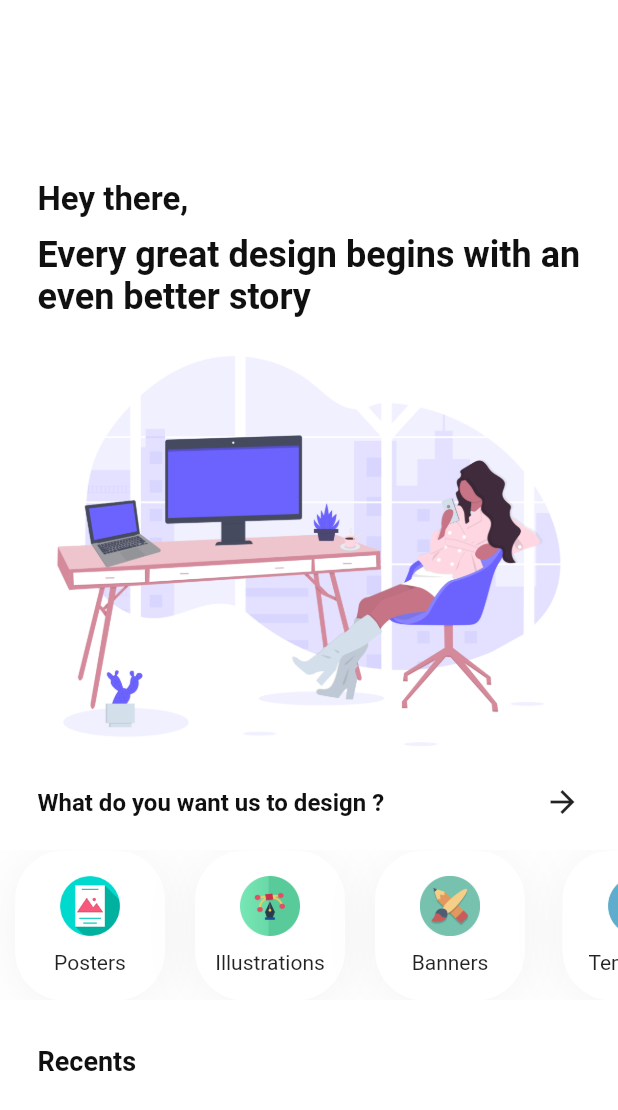
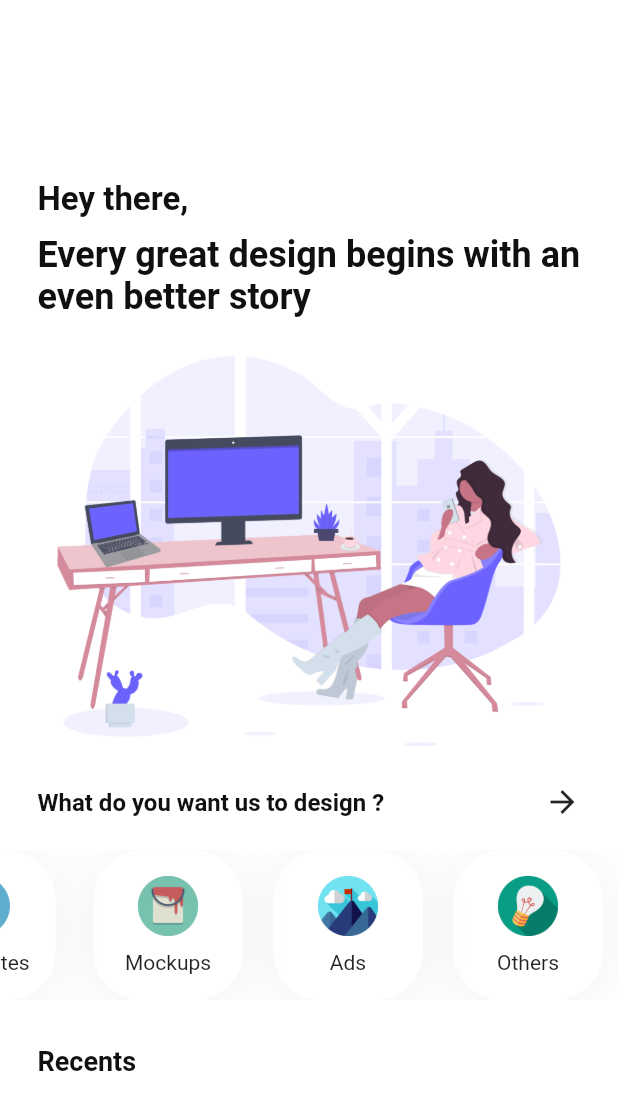
Before and after one commit to madhavanmaddy/portfolio_app, a Flutter app: the MyDesignPage1 screen opened directly, on a phone screen of 412 x 824 dp. Shown: the top 1110 px of the screen. Run offline on Flutter 3.47's test engine with Material 2 defaults, Android fonts, the phone set to English and light mode, and no system bars; our stand-ins replace cloud_firestore; accounts and stored records are empty; Roboto replaces fonts that are missing (Circular Air).

Commit message:
Auto scrolling added to designpage

```diff
--- a/lib/homepage.dart
+++ b/lib/homepage.dart
@@ -102,7 +102,7 @@
               GestureDetector(
                 onTap: () {
                   Navigator.push(context,
-                      MaterialPageRoute(builder: (context) => MyApp1()));
+                      MaterialPageRoute(builder: (context) => formpage()));
                 },
                 child: ListTile(
                   title: Row(
--- a/lib/pages/designpage.dart
+++ b/lib/pages/designpage.dart
@@ -1,5 +1,6 @@
 import 'package:flutter/material.dart';
 import 'package:portfolio/main.dart';
+import 'package:portfolio/pages/formpage.dart';
 
 class MyApp1 extends StatelessWidget {
   // This widget is the root of your application.
@@ -24,6 +25,8 @@
 }
 
 class _MyHomePageState extends State<MyDesignPage1> {
+  ScrollController _scrollController = new ScrollController();
+   List<Widget> _messages = <Widget>[new Text('hello'), new Text('world')];
   @override
   Widget build(BuildContext context) {
     return Scaffold(
@@ -74,16 +77,33 @@
                     ),
                   ),
                 ),
-                Padding(
-                  padding: const EdgeInsets.symmetric(horizontal: 25),
-                  child: Icon(Icons.arrow_forward),
+                GestureDetector(
+                  onTap: () {
+                    setState(() {
+            _messages.insert(5, new Text("message ${_messages.length}"));
+          });
+          _scrollController.animateTo(
+            5,
+            curve: Curves.decelerate,
+            duration: const Duration(milliseconds: 300),
+          );
+                  },
+                  child: Padding(
+                    padding: const EdgeInsets.symmetric(horizontal: 25),
+                    child: Icon(Icons.arrow_forward),
+                  ),
                 ),
+
               ],
             ),
             Container(
               margin: EdgeInsets.symmetric(vertical: 20.0),
               height: 100.0,
               child: ListView(
+                controller: _scrollController,
+
+                reverse: true,
+                // shrinkWrap: true,
                 scrollDirection: Axis.horizontal,
                 children: <Widget>[
                   SizedBox(width: 10),
@@ -105,14 +125,14 @@
                       mainAxisAlignment: MainAxisAlignment.center,
                       children: <Widget>[
                         Image.asset(
-                          'assets/images/poster.png',
+                          'assets/images/others.png',
                           height: 40,
                           width: 40,
                         ),
                         SizedBox(
                           height: 10,
                         ),
-                        Text('Posters'),
+                        Text('Others'),
                       ],
                     ),
                   ),
@@ -135,14 +155,14 @@
                       mainAxisAlignment: MainAxisAlignment.center,
                       children: <Widget>[
                         Image.asset(
-                          'assets/images/illustration.png',
+                          'assets/images/ads.png',
                           height: 40,
                           width: 40,
                         ),
                         SizedBox(
                           height: 10,
                         ),
-                        Text('Illustrations'),
+                        Text('Ads'),
                       ],
                     ),
                   ),
@@ -165,14 +185,14 @@
                       mainAxisAlignment: MainAxisAlignment.center,
                       children: <Widget>[
                         Image.asset(
-                          'assets/images/Banner.png',
+                          'assets/images/mockups.png',
                           height: 40,
                           width: 40,
                         ),
                         SizedBox(
                           height: 10,
                         ),
-                        Text('Banners'),
+                        Text('Mockups'),
                       ],
                     ),
                   ),
@@ -225,14 +245,14 @@
                       mainAxisAlignment: MainAxisAlignment.center,
                       children: <Widget>[
                         Image.asset(
-                          'assets/images/mockups.png',
+                          'assets/images/Banner.png',
                           height: 40,
                           width: 40,
                         ),
                         SizedBox(
                           height: 10,
                         ),
-                        Text('Mockups'),
+                        Text('Banners'),
                       ],
                     ),
                   ),
@@ -255,14 +275,14 @@
                       mainAxisAlignment: MainAxisAlignment.center,
                       children: <Widget>[
                         Image.asset(
-                          'assets/images/ads.png',
+                          'assets/images/illustration.png',
                           height: 40,
                           width: 40,
                         ),
                         SizedBox(
                           height: 10,
                         ),
-                        Text('Ads'),
+                        Text('Illustrations'),
                       ],
                     ),
                   ),
@@ -285,14 +305,14 @@
                       mainAxisAlignment: MainAxisAlignment.center,
                       children: <Widget>[
                         Image.asset(
-                          'assets/images/others.png',
+                          'assets/images/poster.png',
                           height: 40,
                           width: 40,
                         ),
                         SizedBox(
                           height: 10,
                         ),
-                        Text('Others'),
+                        Text('Posters'),
                       ],
                     ),
                   ),
--- a/lib/pages/formpage.dart
+++ b/lib/pages/formpage.dart
@@ -15,8 +15,10 @@
   @override
   Widget build(BuildContext context) {
     return Scaffold(
+      backgroundColor: Colors.white,
       resizeToAvoidBottomPadding: false,
-      body: Column(
+      body: SingleChildScrollView(
+              child: Column(
           children: <Widget>[
             SizedBox(
               height: 100.0,
@@ -230,6 +232,7 @@
             ),
           ],
         ),
+      ),
     );
   }
 }
```
Lines whose indentation alone changed are shown as unchanged.
